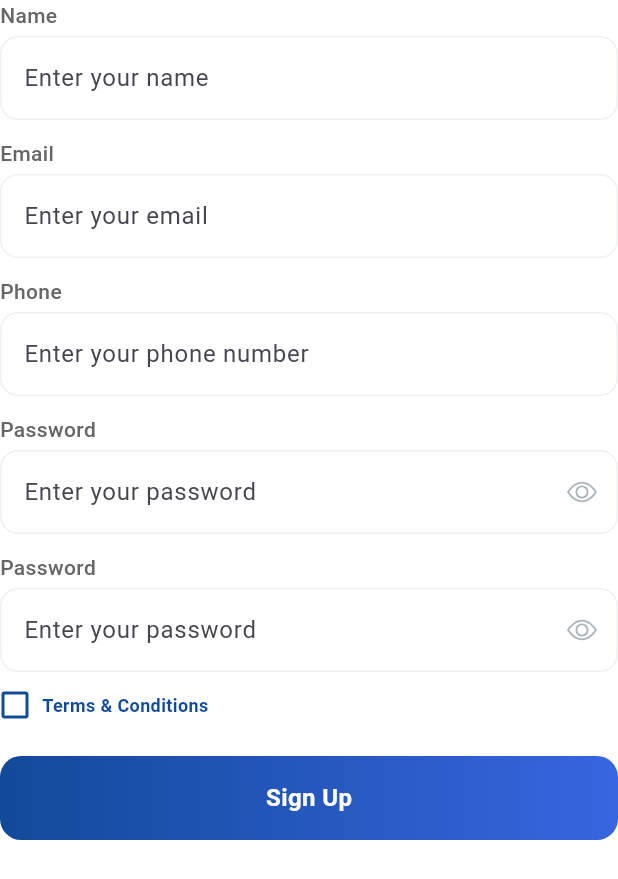
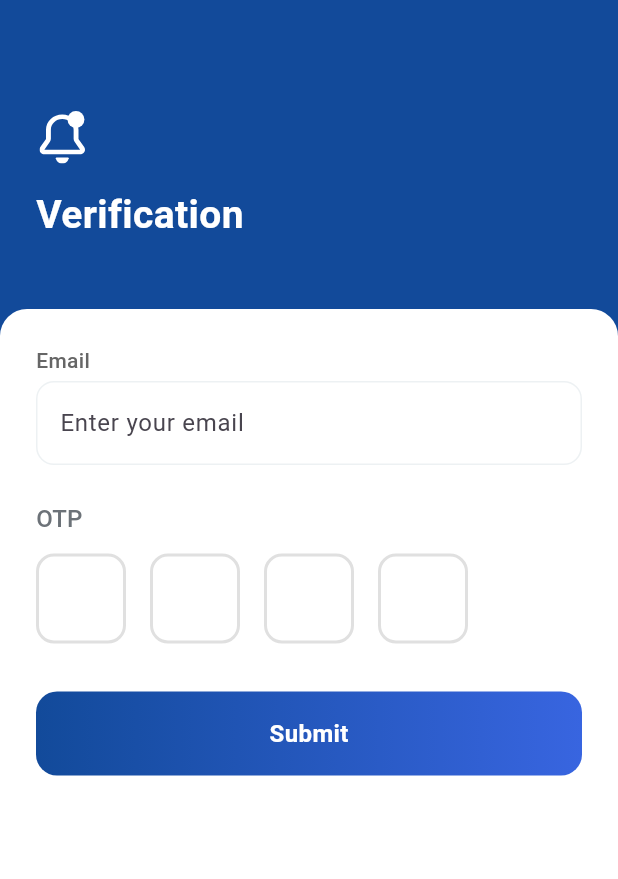
Before and after one commit to thesoumisamanta/service_app_ui, a Flutter app: the SignupWidget widget shown alone on an empty page, opened directly, after a tap on "Sign Up", on a phone screen of 412 x 824 dp. Shown: the top 879 px of the screen. Run offline on Flutter 3.47's test engine with Material 3 defaults, Android fonts, the phone set to English and light mode, and no system bars; our stand-ins replace flutter_svg; Roboto replaces fonts that are missing (SFProRounded).

Commit message:
feat: Refactor authentication flow and add new screens
- Updated route names for authentication and verification screens.
- Created AuthScreen with login and signup options using AnimatedToggleButton.
- Implemented VerificationScreen for email verification with OTP input.
- Added LoginWidget and SignupWidget for user authentication.
- Developed SplashScreen with option selection for users.
- Introduced reusable widgets: CustomButton, CustomCheckbox, CustomTextField, OtpInputWidget, OrDivider, and DoubleOptionButton.
- Enhanced UI with consistent styling and animations.

```diff
--- a/lib/core/routes/app_routes.dart
+++ b/lib/core/routes/app_routes.dart
@@ -1,15 +1,19 @@
 import 'package:flutter/material.dart';
-import 'package:service_app_ui/features/presentation/auth/auth_screen.dart';
-import 'package:service_app_ui/features/presentation/splash/splash_screen.dart';
+import 'package:service_app_ui/features/presentation/screens/auth/auth_screen.dart';
+import 'package:service_app_ui/features/presentation/screens/auth/verification_screen.dart';
+import 'package:service_app_ui/features/presentation/screens/splash/splash_screen.dart';
 
 class AppRoutes {
   // Route Names
   static const String splash = '/';
-  static const String login = '/login';
+  static const String auth = '/auth';
+  static const String verification = '/verification';
+  static const String home = '/home';
 
   // Route Map
   static final Map<String, WidgetBuilder> routes = {
     splash: (context) => const SplashScreen(),
-    login: (context) => const AuthScreen(),
+    auth: (context) => const AuthScreen(),
+    verification: (context) => const VerificationScreen(),
   };
 }
--- a/lib/features/presentation/auth/auth_screen.dart
+++ b/lib/features/presentation/screens/auth/auth_screen.dart
@@ -2,9 +2,9 @@ import 'package:flutter/material.dart';
 import 'package:flutter_svg/svg.dart';
 import 'package:service_app_ui/core/constants/app_colors.dart';
 import 'package:service_app_ui/core/helpers/white_status_bar.dart';
-import 'package:service_app_ui/features/presentation/auth/widgets/login_widget.dart';
-import 'package:service_app_ui/features/presentation/auth/widgets/signup_widget.dart';
-import 'package:service_app_ui/features/widgets/animated_toggle_button.dart';
+import 'package:service_app_ui/features/presentation/screens/auth/widgets/login_widget.dart';
+import 'package:service_app_ui/features/presentation/screens/auth/widgets/signup_widget.dart';
+import 'package:service_app_ui/features/presentation/widgets/animated_toggle_button.dart';
 
 class AuthScreen extends StatefulWidget {
   const AuthScreen({super.key});
--- /dev/null
+++ b/lib/features/presentation/screens/auth/verification_screen.dart
@@ -0,0 +1,126 @@
+import 'package:flutter/material.dart';
+import 'package:flutter_svg/svg.dart';
+import 'package:service_app_ui/core/constants/app_colors.dart';
+import 'package:service_app_ui/features/presentation/widgets/custom_button.dart';
+import 'package:service_app_ui/features/presentation/widgets/custom_text_field.dart';
+import 'package:service_app_ui/features/presentation/widgets/otp_input_widget.dart';
+
+class VerificationScreen extends StatefulWidget {
+  const VerificationScreen({super.key});
+
+  @override
+  State<VerificationScreen> createState() => _VerificationScreenState();
+}
+
+class _VerificationScreenState extends State<VerificationScreen> {
+  @override
+  Widget build(BuildContext context) {
+    return Scaffold(
+      body: Stack(
+        children: [
+          Positioned(
+            top: 0,
+            left: 0,
+            right: 0,
+            height: MediaQuery.of(context).size.height * 0.35,
+            child: Container(
+              decoration: const BoxDecoration(
+                color: AppColors.primaryBlue,
+                borderRadius: BorderRadius.only(
+                  bottomLeft: Radius.circular(24),
+                  bottomRight: Radius.circular(24),
+                ),
+              ),
+              padding: const EdgeInsets.all(24),
+              child: Column(
+                crossAxisAlignment: CrossAxisAlignment.start,
+                children: [
+                  const SizedBox(height: 50),
+                  SvgPicture.asset(
+                    'assets/icons/notification_icon.svg',
+                    width: 35,
+                    height: 35,
+                    colorFilter: const ColorFilter.mode(
+                      AppColors.white,
+                      BlendMode.srcIn,
+                    ),
+                  ),
+                  const SizedBox(height: 16),
+                  const Text(
+                    'Verification',
+                    style: TextStyle(
+                      color: AppColors.white,
+                      fontSize: 26,
+                      fontWeight: FontWeight.w700,
+                    ),
+                  ),
+                ],
+              ),
+            ),
+          ),
+
+          Positioned(
+            top: MediaQuery.of(context).size.height * 0.25,
+            left: 0,
+            right: 0,
+            bottom: 0,
+            child: Container(
+              decoration: const BoxDecoration(
+                color: AppColors.white,
+                borderRadius: BorderRadius.only(
+                  topLeft: Radius.circular(18),
+                  topRight: Radius.circular(18),
+                ),
+              ),
+              padding: const EdgeInsets.all(24),
+              child: SingleChildScrollView(
+                child: Column(
+                  children: [
+                    CustomTextField(
+                      label: 'Email',
+                      hint: 'Enter your email',
+                      type: TextFieldType.name,
+                      validator: (value) {
+                        if (value == null || value.isEmpty) {
+                          return 'Please enter your email';
+                        }
+                        if (!RegExp(
+                          r'^[\w-\.]+@([\w-]+\.)+[\w-]{2,4}$',
+                        ).hasMatch(value)) {
+                          return 'Please enter a valid email';
+                        }
+                        return null;
+                      },
+                    ),
+                    const SizedBox(height: 24),
+                    OtpInputWidget(
+                      length: 4,
+                      onCompleted: (otp) {},
+                      boxSize: 60.0,
+                      spacing: 16.0,
+                      borderColor: Colors.grey.shade300,
+                      focusedBorderColor: Colors.blue,
+                      borderWidth: 2.0,
+                      borderRadius: 12.0,
+                    ),
+                    const SizedBox(height: 32),
+                    CustomButton(
+                      text: 'Submit',
+                      onPressed: () {},
+                      gradient: const LinearGradient(
+                        colors: [
+                          AppColors.primaryBlue,
+                          AppColors.primaryPurple,
+                        ],
+                      ),
+                    ),
+                  ],
+                ),
+              ),
+            ),
+          ),
+        ],
+      ),
+    );
+  }
+}
--- a/lib/features/presentation/auth/widgets/signup_widget.dart
+++ b/lib/features/presentation/screens/auth/widgets/signup_widget.dart
@@ -1,9 +1,10 @@
 import 'package:flutter/material.dart';
 import 'package:flutter_svg/svg.dart';
 import 'package:service_app_ui/core/constants/app_colors.dart';
-import 'package:service_app_ui/features/widgets/custom_button.dart';
-import 'package:service_app_ui/features/widgets/custom_check_box.dart';
-import 'package:service_app_ui/features/widgets/custom_text_field.dart';
+import 'package:service_app_ui/core/routes/app_routes.dart';
+import 'package:service_app_ui/features/presentation/widgets/custom_button.dart';
+import 'package:service_app_ui/features/presentation/widgets/custom_check_box.dart';
+import 'package:service_app_ui/features/presentation/widgets/custom_text_field.dart';
 
 class SignupWidget extends StatefulWidget {
   const SignupWidget({super.key});
@@ -137,7 +138,9 @@ class _SignupWidgetState extends State<SignupWidget> {
         const SizedBox(height: 24),
         CustomButton(
           text: 'Sign Up',
-          onPressed: () {},
+          onPressed: () {
+            Navigator.pushReplacementNamed(context, AppRoutes.verification);
+          },
           gradient: const LinearGradient(
             colors: [AppColors.primaryBlue, AppColors.primaryPurple],
           ),
--- a/lib/features/presentation/splash/splash_screen.dart
+++ b/lib/features/presentation/screens/splash/splash_screen.dart
@@ -4,7 +4,7 @@ import 'package:flutter_svg/flutter_svg.dart';
 import 'package:service_app_ui/core/constants/app_colors.dart';
 import 'package:service_app_ui/core/helpers/white_status_bar.dart';
 import 'package:service_app_ui/core/routes/app_routes.dart';
-import 'package:service_app_ui/features/widgets/double_option_button.dart';
+import 'package:service_app_ui/features/presentation/widgets/double_option_button.dart';
 
 class SplashScreen extends StatefulWidget {
   const SplashScreen({super.key});
@@ -128,7 +128,7 @@ class _SplashScreenState extends State<SplashScreen>
                                   ..onTap = () {
                                     Navigator.pushReplacementNamed(
                                       context,
-                                      AppRoutes.login,
+                                      AppRoutes.auth,
                                     );
                                   },
                               ),
--- /dev/null
+++ b/lib/features/presentation/widgets/otp_input_widget.dart
@@ -0,0 +1,158 @@
+import 'package:flutter/material.dart';
+import 'package:flutter/services.dart';
+import 'package:service_app_ui/core/constants/app_colors.dart';
+
+class OtpInputWidget extends StatefulWidget {
+  final int length;
+  final Function(String) onCompleted;
+  final double boxSize;
+  final double spacing;
+  final Color borderColor;
+  final Color focusedBorderColor;
+  final double borderWidth;
+  final double borderRadius;
+
+  const OtpInputWidget({
+    super.key,
+    this.length = 4,
+    required this.onCompleted,
+    this.boxSize = 60.0,
+    this.spacing = 16.0,
+    this.borderColor = AppColors.grey2,
+    this.focusedBorderColor = AppColors.primaryBlue,
+    this.borderWidth = 2.0,
+    this.borderRadius = 12.0,
+  });
+
+  @override
+  State<OtpInputWidget> createState() => _OtpInputWidgetState();
+}
+
+class _OtpInputWidgetState extends State<OtpInputWidget> {
+  late List<TextEditingController> _controllers;
+  late List<FocusNode> _focusNodes;
+  late List<FocusNode> _keyboardFocusNodes;
+
+  @override
+  void initState() {
+    super.initState();
+    _controllers = List.generate(
+      widget.length,
+      (index) => TextEditingController(),
+    );
+    _focusNodes = List.generate(widget.length, (index) => FocusNode());
+    _keyboardFocusNodes = List.generate(widget.length, (_) => FocusNode());
+  }
+
+  @override
+  void dispose() {
+    for (var controller in _controllers) {
+      controller.dispose();
+    }
+    for (var focusNode in _focusNodes) {
+      focusNode.dispose();
+    }
+    for (final k in _keyboardFocusNodes) {
+      k.dispose();
+    }
+    super.dispose();
+  }
+
+  void _onChanged(String value, int index) {
+    if (value.isNotEmpty) {
+      if (index < widget.length - 1) {
+        _focusNodes[index + 1].requestFocus();
+      } else {
+        _focusNodes[index].unfocus();
+      }
+
+      // Check if all fields are filled
+      String otp = _controllers.map((c) => c.text).join();
+      if (otp.length == widget.length) {
+        widget.onCompleted(otp);
+      }
+    }
+  }
+
+  void _onKeyEvent(KeyEvent event, int index) {
+    if (event is KeyDownEvent &&
+        event.logicalKey == LogicalKeyboardKey.backspace) {
+      if (_controllers[index].text.isEmpty && index > 0) {
+        _focusNodes[index - 1].requestFocus();
+        _controllers[index - 1].clear();
+      }
+    }
+  }
+
+  @override
+  Widget build(BuildContext context) {
+    return Column(
+      crossAxisAlignment: CrossAxisAlignment.start,
+      children: [
+        const Text(
+          'OTP',
+          style: TextStyle(
+            fontSize: 16,
+            color: AppColors.darkGrey,
+            fontWeight: FontWeight.w500,
+          ),
+        ),
+        const SizedBox(height: 12),
+        Row(
+          mainAxisAlignment: MainAxisAlignment.start,
+          children: List.generate(
+            widget.length,
+            (index) => Padding(
+              padding: EdgeInsets.only(
+                right: index < widget.length - 1 ? widget.spacing : 0,
+              ),
+              child: SizedBox(
+                width: widget.boxSize,
+                height: widget.boxSize,
+                child: KeyboardListener(
+                  focusNode: _keyboardFocusNodes[index],
+                  onKeyEvent: (event) => _onKeyEvent(event, index),
+                  child: TextField(
+                    controller: _controllers[index],
+                    focusNode: _focusNodes[index],
+                    textAlign: TextAlign.center,
+                    keyboardType: TextInputType.number,
+                    maxLength: 1,
+                    style: const TextStyle(
+                      fontSize: 24,
+                      fontWeight: FontWeight.bold,
+                      color: AppColors.darkGrey,
+                    ),
+                    decoration: InputDecoration(
+                      counterText: '',
+                      enabledBorder: OutlineInputBorder(
+                        borderRadius: BorderRadius.circular(
+                          widget.borderRadius,
+                        ),
+                        borderSide: BorderSide(
+                          color: widget.borderColor,
+                          width: widget.borderWidth,
+                        ),
+                      ),
+                      focusedBorder: OutlineInputBorder(
+                        borderRadius: BorderRadius.circular(
+                          widget.borderRadius,
+                        ),
+                        borderSide: BorderSide(
+                          color: widget.focusedBorderColor,
+                          width: widget.borderWidth,
+                        ),
+                      ),
+                    ),
+                    inputFormatters: [FilteringTextInputFormatter.digitsOnly],
+                    onChanged: (value) => _onChanged(value, index),
+                  ),
+                ),
+              ),
+            ),
+          ),
+        ),
+      ],
+    );
+  }
+}
```
Also changed, not shown: lib/features/presentation/screens/auth/widgets/login_widget.dart (renamed from lib/features/presentation/auth/widgets/login_widget.dart, +4 -4 lines), lib/features/presentation/widgets/animated_toggle_button.dart (renamed from lib/features/widgets/animated_toggle_button.dart), lib/features/presentation/widgets/custom_button.dart (renamed from lib/features/widgets/custom_button.dart), lib/features/presentation/widgets/custom_check_box.dart (renamed from lib/features/widgets/custom_check_box.dart), lib/features/presentation/widgets/custom_text_field.dart (renamed from lib/features/widgets/custom_text_field.dart), lib/features/presentation/widgets/double_option_button.dart (renamed from lib/features/widgets/double_option_button.dart), lib/features/presentation/widgets/or_divider.dart (renamed from lib/features/widgets/or_divider.dart).
